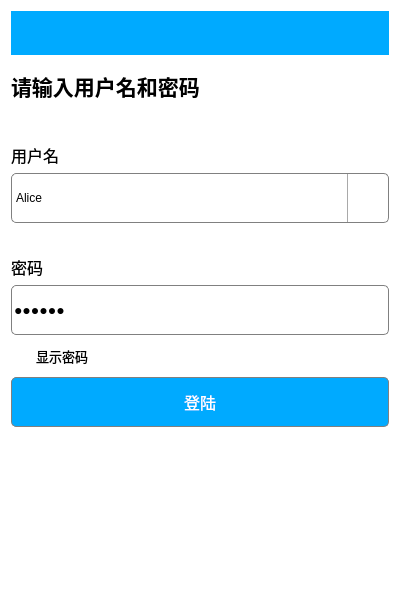
wps139hf/app, file pages/LoginPage.ui: the form before one commit.
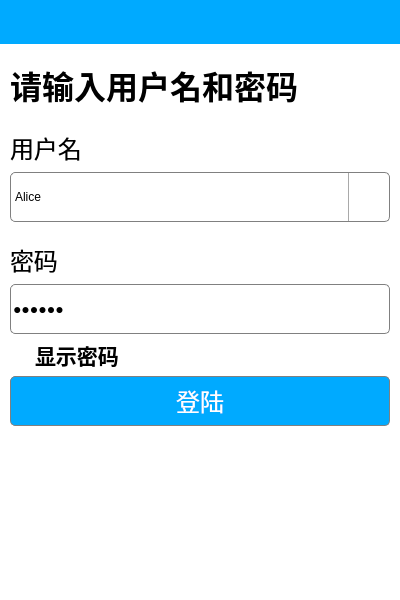
The form after the commit. Icons and pictures are not drawn. Custom widgets are drawn as their Qt base class.

Diff of the .ui file:
```diff
--- a/pages/LoginPage.ui
+++ b/pages/LoginPage.ui
@@ -22,7 +22,16 @@
   <property name="styleSheet">
    <string notr="true">background-color: rgba(255, 255, 255, 0);</string>
   </property>
-  <layout class="QVBoxLayout" name="verticalLayout">
+  <layout class="QVBoxLayout" name="verticalLayout_2">
+   <property name="leftMargin">
+    <number>0</number>
+   </property>
+   <property name="topMargin">
+    <number>0</number>
+   </property>
+   <property name="rightMargin">
+    <number>0</number>
+   </property>
    <item>
     <widget class="TitleBar" name="titleBar" native="true">
      <property name="minimumSize">
@@ -37,6 +46,17 @@
     </widget>
    </item>
    <item>
+    <layout class="QVBoxLayout" name="verticalLayout">
+     <property name="leftMargin">
+      <number>10</number>
+     </property>
+     <property name="topMargin">
+      <number>10</number>
+     </property>
+     <property name="rightMargin">
+      <number>10</number>
+     </property>
+     <item>
     <widget class="QLabel" name="labelTip">
      <property name="minimumSize">
       <size>
@@ -46,8 +66,8 @@
      </property>
      <property name="font">
       <font>
-       <family>微软雅黑</family>
-       <pointsize>16</pointsize>
+         <family>宋体</family>
+         <pointsize>24</pointsize>
        <weight>75</weight>
        <bold>true</bold>
       </font>
@@ -70,8 +90,8 @@
      </property>
      <property name="font">
       <font>
-       <family>微软雅黑</family>
-       <pointsize>12</pointsize>
+         <family>宋体</family>
+         <pointsize>18</pointsize>
       </font>
      </property>
      <property name="styleSheet">
@@ -146,8 +166,8 @@
      </property>
      <property name="font">
       <font>
-       <family>微软雅黑</family>
-       <pointsize>12</pointsize>
+         <family>宋体</family>
+         <pointsize>18</pointsize>
       </font>
      </property>
      <property name="styleSheet">
@@ -209,6 +229,14 @@
        <height>30</height>
       </size>
      </property>
+       <property name="font">
+        <font>
+         <family>宋体</family>
+         <pointsize>16</pointsize>
+         <weight>75</weight>
+         <bold>true</bold>
+        </font>
+       </property>
      <property name="styleSheet">
       <string notr="true">QCheckBox {
     spacing: 10px;
@@ -256,8 +284,8 @@
      </property>
      <property name="font">
       <font>
-       <family>微软雅黑</family>
-       <pointsize>12</pointsize>
+         <family>宋体</family>
+         <pointsize>18</pointsize>
       </font>
      </property>
      <property name="styleSheet">
@@ -267,17 +295,18 @@
 	color: white;   
 	border-radius: 5px;                        
 }
-QPushButton:hover{
-	background-color: rgb(0, 119, 179);
-}
+
 QPushButton:pressed{
 	background-color: rgb(0, 101, 152);
-}</string>
+}
+</string>
      </property>
      <property name="text">
       <string>登陆</string>
      </property>
     </widget>
+     </item>
+    </layout>
    </item>
    <item>
     <spacer name="verticalSpacer">
```
Lines whose indentation alone changed are shown as unchanged.
